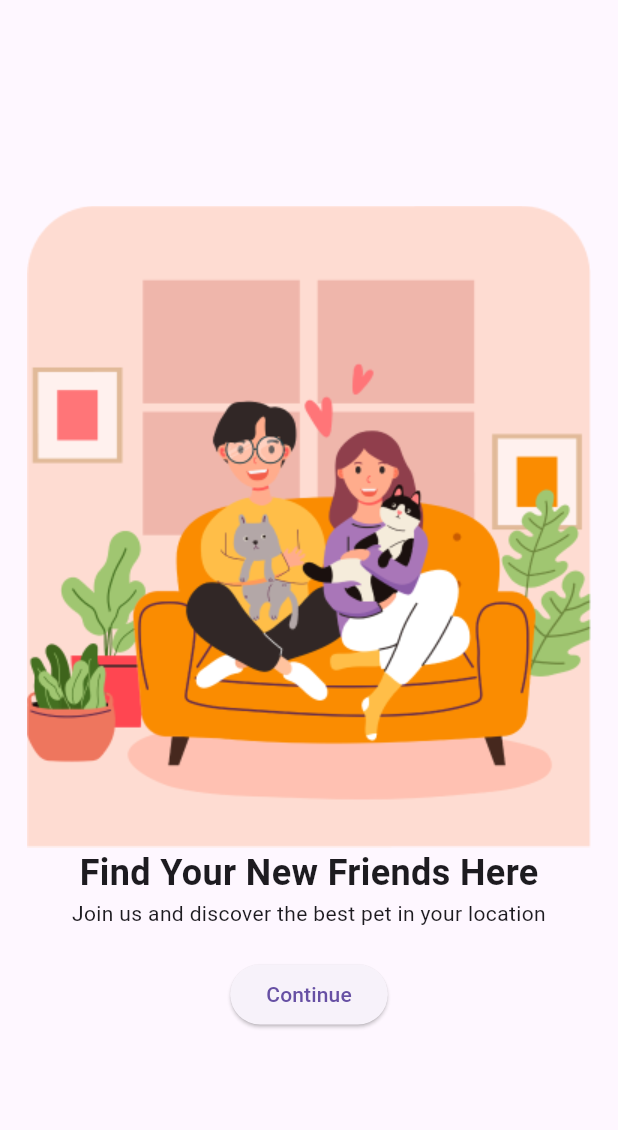
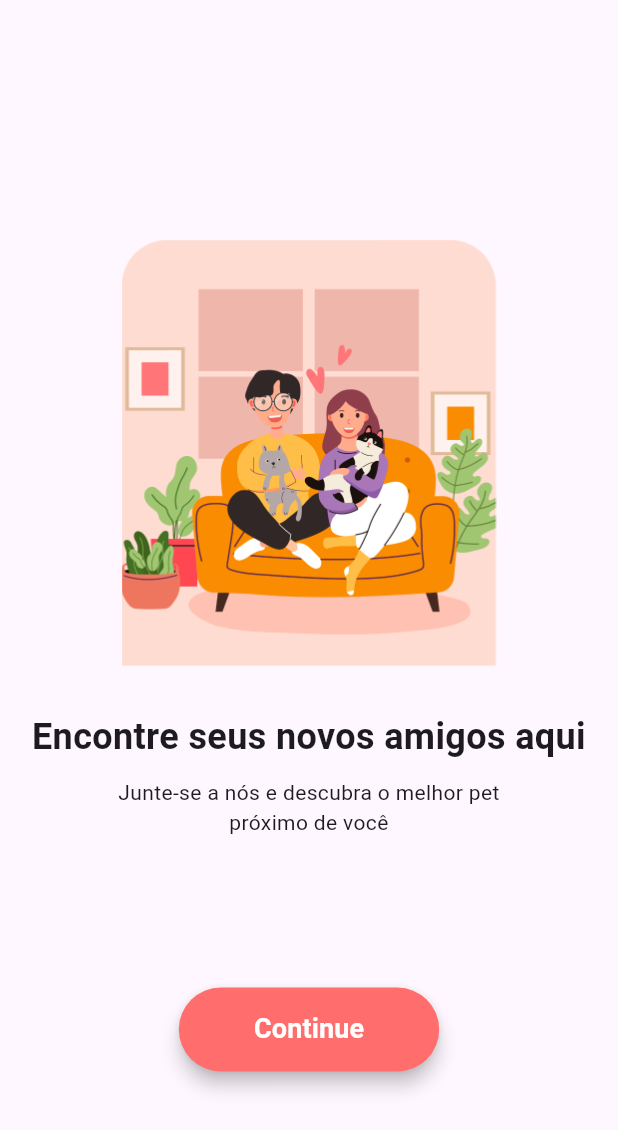
Before and after one commit to kawanwagnner/Pet-s_Day, a Flutter app: the screen it shows after launch, on a phone screen of 412 x 824 dp. Shown: the top 1130 px of the screen. Run offline on Flutter 3.47's test engine with Material 3 defaults, Android fonts, the phone set to English and light mode, and no system bars.

Commit message:
feat: new interface and carroussel added

```diff
--- a/lib/screens/welcome_screen.dart
+++ b/lib/screens/welcome_screen.dart
@@ -1,6 +1,8 @@
 import 'package:flutter/material.dart';
 
 class WelcomeScreen extends StatelessWidget {
+  const WelcomeScreen({super.key});
+
   @override
   Widget build(BuildContext context) {
     return Scaffold(
@@ -8,24 +10,61 @@ class WelcomeScreen extends StatelessWidget {
         child: Column(
           mainAxisAlignment: MainAxisAlignment.center,
           children: [
-            Image.asset('assets/img/welcome.png'),
-            Text(
-              'Find Your New Friends Here',
-              style: TextStyle(
-                fontSize: 24,
-                fontWeight: FontWeight.bold,
+            const SizedBox(
+              height: 50,
+            ),
+            Image.asset(
+              'assets/img/welcome.png',
+              width: 250,
+            ),
+            const SizedBox(
+              height: 30,
+            ),
+            const SizedBox(
+              width: 400,
+              child: Text(
+                'Encontre seus novos amigos aqui',
+                textAlign: TextAlign.center,
+                style: TextStyle(
+                  fontSize: 24,
+                  fontWeight: FontWeight.bold,
+                ),
               ),
             ),
-            Text(
-              'Join us and discover the best pet in your location',
-              textAlign: TextAlign.center,
+            const SizedBox(
+              height: 10,
             ),
-            SizedBox(height: 20),
+            const SizedBox(
+              width: 300,
+              child: Text(
+                'Junte-se a nós e descubra o melhor pet próximo de você',
+                textAlign: TextAlign.center,
+              ),
+            ),
+            const SizedBox(height: 100),
             ElevatedButton(
+              style: ElevatedButton.styleFrom(
+                foregroundColor: const Color(0xFFFFFFFF),
+                backgroundColor:
+                    const Color(0xFFFF6D6D), // Cor do texto no botão
+                padding:
+                    const EdgeInsets.symmetric(horizontal: 50, vertical: 15),
+                shape: RoundedRectangleBorder(
+                  borderRadius:
+                      BorderRadius.circular(30), // Bordas arredondadas
+                ),
+                elevation: 5, // Sombra do botão
+              ),
               onPressed: () {
                 Navigator.pushNamed(context, '/home');
               },
-              child: Text('Continue'),
+              child: const Text(
+                'Continue',
+                style: TextStyle(
+                  fontSize: 18,
+                  fontWeight: FontWeight.bold,
+                ),
+              ),
             ),
           ],
         ),
--- a/pubspec.yaml
+++ b/pubspec.yaml
@@ -30,6 +30,7 @@ environment:
 dependencies:
   flutter:
     sdk: flutter
+  carousel_slider: ^4.0.0
 
   # The following adds the Cupertino Icons font to your application.
   # Use with the CupertinoIcons class for iOS style icons.
```
Also changed, not shown: lib/screens/home_screen.dart (+54 -32 lines), lib/widgets/banner_widget.dart (+11 -5 lines), lib/widgets/category_chips.dart (+5 -6 lines), lib/widgets/pet_card.dart (+9 -8 lines), assets/img/paw.png (added), pubspec.lock, 2 other files.
